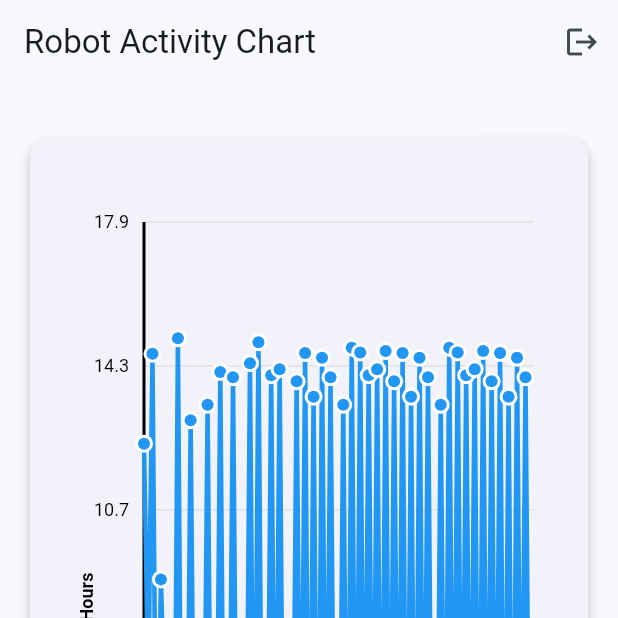
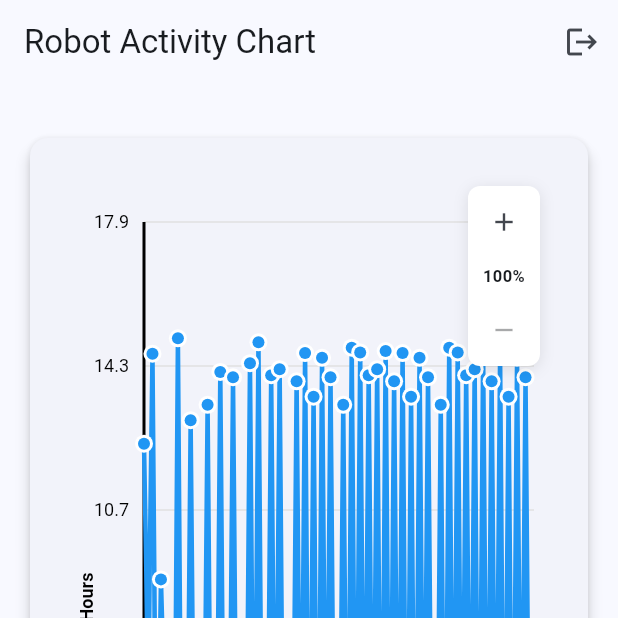
Before and after one commit to Pr0nE/chart_example_flutter, a Flutter app: the ChartPage screen opened by its route, on a phone screen of 412 x 824 dp, the top half of it. Run offline on Flutter 3.47's test engine with Material 3 defaults, Android fonts, the phone set to English and light mode, and no system bars; our stand-ins replace flutter_bloc, freezed_annotation, shared_preferences; accounts and stored records are empty.

Commit message:
Add scroll to chart

```diff
--- a/lib/features/chart/domain/models/robot_data_point.dart
+++ b/lib/features/chart/domain/models/robot_data_point.dart
@@ -1,3 +1,5 @@
+// ignore_for_file: invalid_annotation_target
+
 import 'package:freezed_annotation/freezed_annotation.dart';
 import 'date_converter.dart';
 import 'duration_converter.dart';
--- a/lib/features/chart/ui/widgets/custom_line_chart.dart
+++ b/lib/features/chart/ui/widgets/custom_line_chart.dart
@@ -1,3 +1,5 @@
+// ignore_for_file: deprecated_member_use
+
 import 'package:chart_example_flutter/features/chart/domain/models/robot_data_point.dart';
 import 'package:flutter/material.dart';
 import 'package:intl/intl.dart' as intl;
@@ -15,6 +17,45 @@ class CustomLineChart extends StatefulWidget {
 class _CustomLineChartState extends State<CustomLineChart> {
   int? _hoveredIndex;
   Offset? _tapPosition;
+  double _zoomLevel = 1.0;
+  final ScrollController _scrollController = ScrollController();
+
+  static const double _minZoom = 1.0;
+  static const double _maxZoom = 5.0;
+  static const double _zoomStep = 0.5;
+
+  @override
+  void dispose() {
+    _scrollController.dispose();
+    super.dispose();
+  }
+
+  void _zoomIn() {
+    setState(() {
+      if (_zoomLevel < _maxZoom) {
+        _zoomLevel = math.min(_zoomLevel + _zoomStep, _maxZoom);
+      }
+    });
+  }
+
+  void _zoomOut() {
+    setState(() {
+      if (_zoomLevel > _minZoom) {
+        _zoomLevel = math.max(_zoomLevel - _zoomStep, _minZoom);
+      }
+    });
+  }
+
+  void _resetZoom() {
+    setState(() {
+      _zoomLevel = _minZoom;
+      if (_scrollController.hasClients) {
+        _scrollController.jumpTo(0);
+      }
+    });
+  }
+
+  bool get _isZoomed => _zoomLevel > _minZoom;
 
   @override
   Widget build(BuildContext context) {
@@ -24,13 +65,55 @@ class _CustomLineChartState extends State<CustomLineChart> {
 
     return LayoutBuilder(
       builder: (context, constraints) {
+        final chartHeight = constraints.maxHeight;
+        final chartWidth = constraints.maxWidth * _zoomLevel;
+
+        return Stack(
+          children: [
+            _isZoomed
+                ? Scrollbar(
+                    controller: _scrollController,
+                    thumbVisibility: true,
+                    trackVisibility: true,
+                    thickness: 12,
+                    radius: const Radius.circular(6),
+                    child: SingleChildScrollView(
+                      scrollDirection: Axis.horizontal,
+                      controller: _scrollController,
+                      physics: const ClampingScrollPhysics(),
+                      child: SizedBox(
+                        width: chartWidth,
+                        height: chartHeight,
+                        child: _buildChartContent(chartWidth, chartHeight),
+                      ),
+                    ),
+                  )
+                : _buildChartContent(chartWidth, chartHeight),
+            _buildZoomControls(),
+          ],
+        );
+      },
+    );
+  }
+
+  Widget _buildChartContent(double width, double height) {
     return GestureDetector(
+      behavior: HitTestBehavior.opaque,
+      onPanUpdate: _isZoomed
+          ? (details) {
+              if (_scrollController.hasClients) {
+                final newOffset = _scrollController.offset - details.delta.dx;
+                _scrollController.jumpTo(
+                  newOffset.clamp(
+                    0.0,
+                    _scrollController.position.maxScrollExtent,
+                  ),
+                );
+              }
+            }
+          : null,
       onTapDown: (details) {
-            _handleTap(
-              details.localPosition,
-              constraints.maxWidth,
-              constraints.maxHeight,
-            );
+        _handleTap(details.localPosition, width, height);
       },
       onTapUp: (_) {
         setState(() {
@@ -40,11 +123,7 @@ class _CustomLineChartState extends State<CustomLineChart> {
       },
       child: MouseRegion(
         onHover: (event) {
-              _handleHover(
-                event.localPosition,
-                constraints.maxWidth,
-                constraints.maxHeight,
-              );
+          _handleHover(event.localPosition, width, height);
         },
         onExit: (_) {
           setState(() {
@@ -55,16 +134,74 @@ class _CustomLineChartState extends State<CustomLineChart> {
         child: Stack(
           children: [
             CustomPaint(
-                  size: Size(constraints.maxWidth, constraints.maxHeight),
+              size: Size(width, height),
               painter: _LineChartPainter(widget.data, _hoveredIndex),
             ),
             if (_hoveredIndex != null && _tapPosition != null)
-                  _buildTooltip(constraints.maxWidth, constraints.maxHeight),
+              _buildTooltip(width, height),
           ],
         ),
       ),
     );
-      },
+  }
+
+
+  Widget _buildZoomControls() {
+    return Positioned(
+      right: 16,
+      top: 16,
+      child: Container(
+        decoration: BoxDecoration(
+          color: Colors.white,
+          borderRadius: BorderRadius.circular(8),
+          boxShadow: [
+            BoxShadow(
+              color: Colors.black.withOpacity(0.1),
+              blurRadius: 8,
+              offset: const Offset(0, 2),
+            ),
+          ],
+        ),
+        child: Column(
+          mainAxisSize: MainAxisSize.min,
+          children: [
+            IconButton(
+              icon: const Icon(Icons.add),
+              onPressed: _zoomLevel < _maxZoom ? _zoomIn : null,
+              tooltip: 'Zoom In',
+              iconSize: 20,
+              padding: const EdgeInsets.all(8),
+              constraints: const BoxConstraints(),
+            ),
+            Container(
+              width: 40,
+              padding: const EdgeInsets.symmetric(vertical: 4),
+              child: Text(
+                '${(_zoomLevel * 100).toInt()}%',
+                textAlign: TextAlign.center,
+                style: const TextStyle(fontSize: 11, fontWeight: FontWeight.bold),
+              ),
+            ),
+            IconButton(
+              icon: const Icon(Icons.remove),
+              onPressed: _zoomLevel > _minZoom ? _zoomOut : null,
+              tooltip: 'Zoom Out',
+              iconSize: 20,
+              padding: const EdgeInsets.all(8),
+              constraints: const BoxConstraints(),
+            ),
+            if (_isZoomed)
+              IconButton(
+                icon: const Icon(Icons.refresh),
+                onPressed: _resetZoom,
+                tooltip: 'Reset Zoom',
+                iconSize: 20,
+                padding: const EdgeInsets.all(8),
+                constraints: const BoxConstraints(),
+              ),
+          ],
+        ),
+      ),
     );
   }
 
```
Lines whose indentation alone changed are shown as unchanged.
